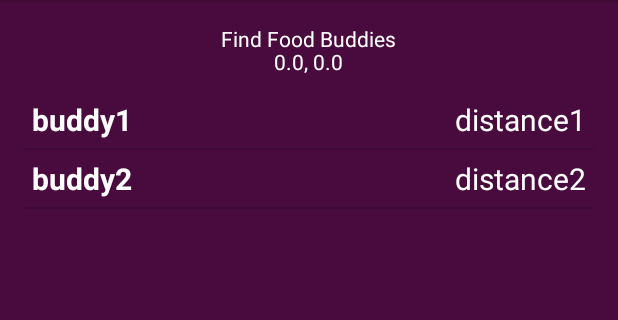
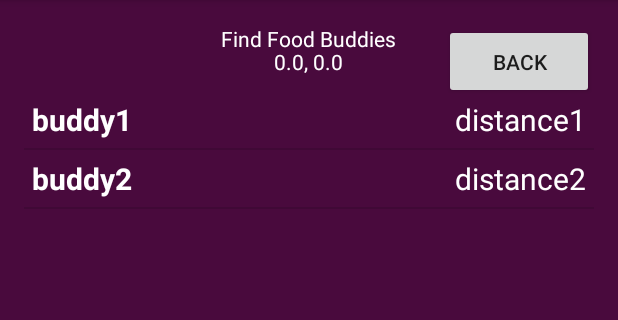
Before and after one commit to YoWenqin/BuddiesGo, an Android app: the screen it shows after launch once a user with an empty profile is signed in (BuddiesActivity), after a tap on "FOOD", on a phone screen of 412 x 824 dp, the part 84-404 px from its top. Run offline under Robolectric (Android 15) with nearby library versions, the phone set to English and light mode, and no system bars; our stand-ins replace Firebase (no records; nobody signed in at launch, a user with empty details on screens opened directly).

Commit message:
Added back button

```diff
--- a/app/src/main/java/com/sqh/buddiesgo/BuddiesActivity.java
+++ b/app/src/main/java/com/sqh/buddiesgo/BuddiesActivity.java
@@ -139,6 +139,7 @@
 
     class mAdapter extends BaseAdapter {
         String[] Buddy, Distance;
+
         mAdapter() {
             Buddy = null;
             Distance = null;
--- a/app/src/main/res/layout/activity_buddies.xml
+++ b/app/src/main/res/layout/activity_buddies.xml
@@ -38,5 +38,14 @@
         android:layout_centerHorizontal="true"
         android:id="@+id/displayInterest" />
 
+    <Button
+        android:text="Back"
+        android:id="@+id/backButton"
+        android:layout_width="100dp"
+        android:layout_height="50dp"
+        android:layout_alignParentTop="true"
+        android:layout_alignParentRight="true"
+        android:layout_alignParentEnd="true" />
+
 
 </RelativeLayout>
```
